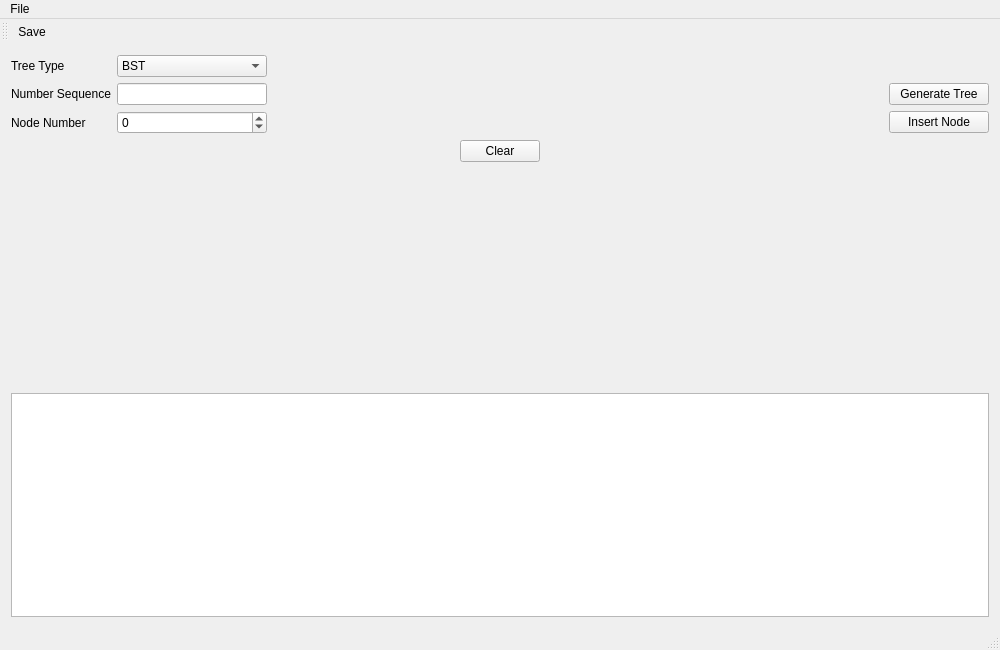
Qt form BinarySearchTreeVisualizer/mainwindow.ui (yknishidate/BinarySearchTreeVisualizer) before a commit.
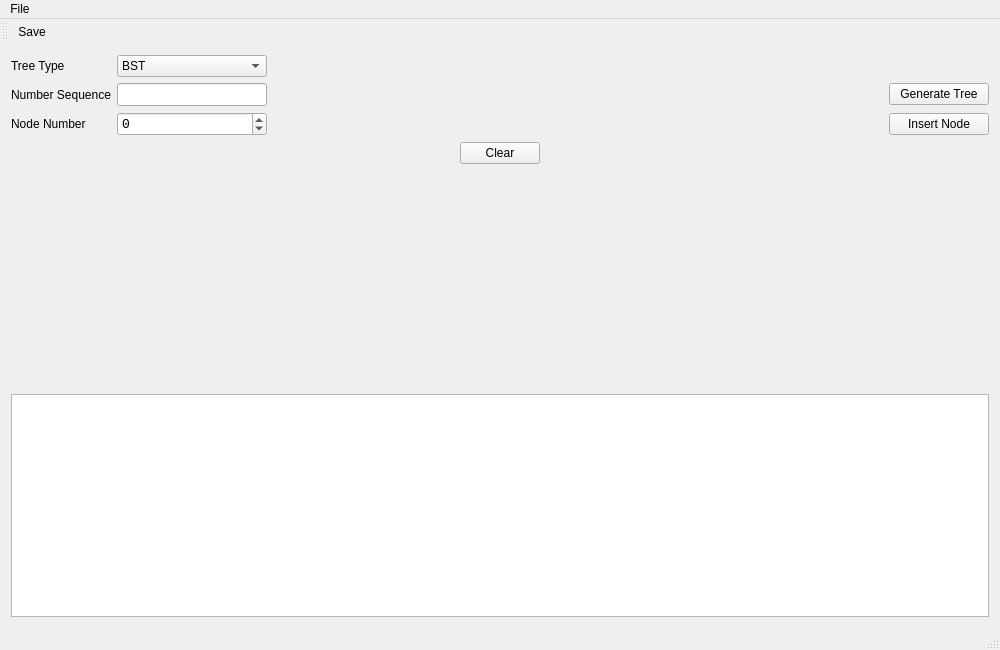
The same form after that commit. Icons and pictures are not drawn. Custom widgets are drawn as their Qt base class.

Commit message: Fix: Node::remove()

```diff
--- a/BinarySearchTreeVisualizer/mainwindow.ui
+++ b/BinarySearchTreeVisualizer/mainwindow.ui
@@ -115,6 +115,12 @@
             <height>0</height>
            </size>
           </property>
+          <property name="font">
+           <font>
+            <family>Consolas</family>
+            <pointsize>10</pointsize>
+           </font>
+          </property>
          </widget>
         </item>
         <item>
@@ -174,6 +180,12 @@
             <height>0</height>
            </size>
           </property>
+          <property name="font">
+           <font>
+            <family>Consolas</family>
+            <pointsize>10</pointsize>
+           </font>
+          </property>
           <property name="minimum">
            <number>-99</number>
           </property>
```
The commit also changes 2 other files.
